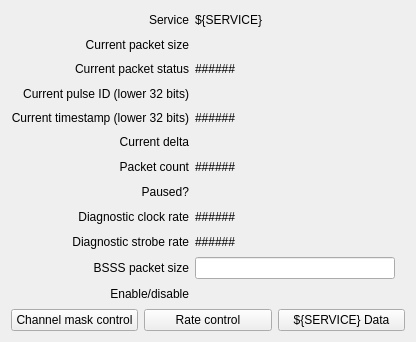
This is bsaDriverApp/pydm/bsssBld_control.ui in slac-epics/bsaDriver as Qt 5 draws it before an edit. The edited form follows.
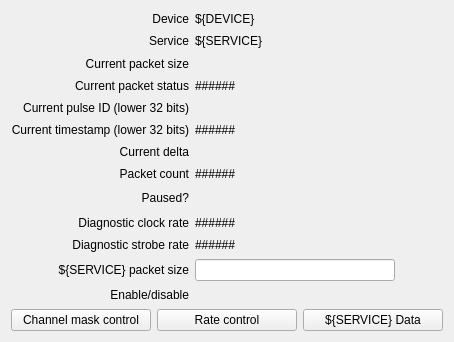
This is the edited form. Custom widgets are drawn as their Qt base class.

Commit message: Add device and corrected service label.

```diff
--- a/bsaDriverApp/pydm/bsssBld_control.ui
+++ b/bsaDriverApp/pydm/bsssBld_control.ui
@@ -6,7 +6,7 @@
    <rect>
     <x>0</x>
     <y>0</y>
-    <width>416</width>
+    <width>454</width>
     <height>342</height>
    </rect>
   </property>
@@ -16,17 +16,60 @@
   <layout class="QVBoxLayout" name="verticalLayout">
    <item>
     <layout class="QGridLayout" name="gridLayout">
+     <item row="2" column="0">
+      <widget class="QLabel" name="label">
+       <property name="text">
+        <string>Current packet size</string>
+       </property>
+       <property name="alignment">
+        <set>Qt::AlignRight|Qt::AlignTrailing|Qt::AlignVCenter</set>
+       </property>
+      </widget>
+     </item>
+     <item row="13" column="0">
+      <widget class="QLabel" name="label_10">
+       <property name="text">
+        <string>Enable/disable</string>
+       </property>
+       <property name="alignment">
+        <set>Qt::AlignRight|Qt::AlignTrailing|Qt::AlignVCenter</set>
+       </property>
+      </widget>
+     </item>
+     <item row="5" column="1">
+      <widget class="PyDMLabel" name="PyDMLabel_3">
+       <property name="toolTip">
+        <string/>
+       </property>
+       <property name="text">
+        <string>######</string>
+       </property>
+       <property name="channel" stdset="0">
+        <string>ca://${DEVICE}:${SERVICE}_ST:CURTSL</string>
+       </property>
+      </widget>
+     </item>
+     <item row="9" column="0">
+      <widget class="QLabel" name="label_8">
+       <property name="text">
+        <string>Diagnostic clock rate</string>
+       </property>
+       <property name="alignment">
+        <set>Qt::AlignRight|Qt::AlignTrailing|Qt::AlignVCenter</set>
+       </property>
+      </widget>
+     </item>
      <item row="6" column="0">
-      <widget class="QLabel" name="label_6">
+      <widget class="QLabel" name="label_7">
        <property name="text">
-        <string>Packet count</string>
+        <string>Current delta</string>
        </property>
        <property name="alignment">
         <set>Qt::AlignRight|Qt::AlignTrailing|Qt::AlignVCenter</set>
        </property>
       </widget>
      </item>
-     <item row="12" column="1">
+     <item row="13" column="1">
       <widget class="PyDMEnumButton" name="PyDMEnumButton">
        <property name="maximumSize">
         <size>
@@ -63,20 +106,10 @@
        </property>
       </widget>
      </item>
-     <item row="5" column="1">
-      <widget class="PyDMLabel" name="PyDMLabel_8">
-       <property name="toolTip">
-        <string/>
-       </property>
-       <property name="channel" stdset="0">
-        <string>ca://${DEVICE}:${SERVICE}_ST:CURDLT</string>
-       </property>
-      </widget>
-     </item>
-     <item row="4" column="0">
-      <widget class="QLabel" name="label_3">
+     <item row="8" column="0">
+      <widget class="QLabel" name="label_5">
        <property name="text">
-        <string>Current timestamp (lower 32 bits)</string>
+        <string>Paused?</string>
        </property>
        <property name="alignment">
         <set>Qt::AlignRight|Qt::AlignTrailing|Qt::AlignVCenter</set>
@@ -84,6 +117,19 @@
       </widget>
      </item>
      <item row="7" column="1">
+      <widget class="PyDMLabel" name="PyDMLabel_7">
+       <property name="toolTip">
+        <string/>
+       </property>
+       <property name="text">
+        <string>######</string>
+       </property>
+       <property name="channel" stdset="0">
+        <string>ca://${DEVICE}:${SERVICE}_ST:PKTCNT</string>
+       </property>
+      </widget>
+     </item>
+     <item row="8" column="1">
       <layout class="QHBoxLayout" name="horizontalLayout">
        <item>
         <widget class="PyDMByteIndicator" name="PyDMByteIndicator">
@@ -113,73 +159,47 @@
        </item>
       </layout>
      </item>
-     <item row="1" column="0">
-      <widget class="QLabel" name="label">
-       <property name="text">
-        <string>Current packet size</string>
-       </property>
-       <property name="alignment">
-        <set>Qt::AlignRight|Qt::AlignTrailing|Qt::AlignVCenter</set>
-       </property>
-      </widget>
-     </item>
-     <item row="11" column="0">
+     <item row="12" column="0">
       <widget class="QLabel" name="label_9">
        <property name="text">
-        <string>BSSS packet size</string>
+        <string>${SERVICE} packet size</string>
        </property>
        <property name="alignment">
         <set>Qt::AlignRight|Qt::AlignTrailing|Qt::AlignVCenter</set>
        </property>
       </widget>
      </item>
-     <item row="9" column="0">
-      <widget class="QLabel" name="label_11">
+     <item row="3" column="0">
+      <widget class="QLabel" name="label_2">
        <property name="text">
-        <string>Diagnostic strobe rate</string>
+        <string>Current packet status</string>
        </property>
        <property name="alignment">
         <set>Qt::AlignRight|Qt::AlignTrailing|Qt::AlignVCenter</set>
        </property>
       </widget>
      </item>
-     <item row="11" column="1">
-      <widget class="PyDMLineEdit" name="PyDMLineEdit">
-       <property name="maximumSize">
-        <size>
-         <width>200</width>
-         <height>16777215</height>
-        </size>
-       </property>
-       <property name="toolTip">
-        <string/>
-       </property>
-       <property name="channel" stdset="0">
-        <string>ca://${DEVICE}:${SERVICE}_CTRL:PKSZ</string>
-       </property>
-      </widget>
-     </item>
      <item row="7" column="0">
-      <widget class="QLabel" name="label_5">
+      <widget class="QLabel" name="label_6">
        <property name="text">
-        <string>Paused?</string>
+        <string>Packet count</string>
        </property>
        <property name="alignment">
         <set>Qt::AlignRight|Qt::AlignTrailing|Qt::AlignVCenter</set>
        </property>
       </widget>
      </item>
-     <item row="8" column="0">
-      <widget class="QLabel" name="label_8">
-       <property name="text">
-        <string>Diagnostic clock rate</string>
+     <item row="2" column="1">
+      <widget class="PyDMLabel" name="PyDMLabel">
+       <property name="toolTip">
+        <string/>
        </property>
-       <property name="alignment">
-        <set>Qt::AlignRight|Qt::AlignTrailing|Qt::AlignVCenter</set>
+       <property name="channel" stdset="0">
+        <string>ca://${DEVICE}:${SERVICE}_ST:CURPKTSZ</string>
        </property>
       </widget>
      </item>
-     <item row="3" column="1">
+     <item row="4" column="1">
       <widget class="PyDMLabel" name="PyDMLabel_4">
        <property name="toolTip">
         <string/>
@@ -189,63 +209,17 @@
        </property>
       </widget>
      </item>
-     <item row="8" column="1">
-      <widget class="PyDMLabel" name="PyDMLabel_6">
-       <property name="toolTip">
-        <string/>
-       </property>
+     <item row="1" column="0">
+      <widget class="QLabel" name="label_12">
        <property name="text">
-        <string>######</string>
+        <string>Service</string>
        </property>
-       <property name="channel" stdset="0">
-        <string>ca://${DEVICE}:${SERVICE}_ST:DGCLKRATE</string>
-       </property>
-      </widget>
-     </item>
-     <item row="5" column="0">
-      <widget class="QLabel" name="label_7">
-       <property name="text">
-        <string>Current delta</string>
-       </property>
        <property name="alignment">
         <set>Qt::AlignRight|Qt::AlignTrailing|Qt::AlignVCenter</set>
        </property>
       </widget>
      </item>
-     <item row="12" column="0">
-      <widget class="QLabel" name="label_10">
-       <property name="text">
-        <string>Enable/disable</string>
-       </property>
-       <property name="alignment">
-        <set>Qt::AlignRight|Qt::AlignTrailing|Qt::AlignVCenter</set>
-       </property>
-      </widget>
-     </item>
-     <item row="6" column="1">
-      <widget class="PyDMLabel" name="PyDMLabel_7">
-       <property name="toolTip">
-        <string/>
-       </property>
-       <property name="text">
-        <string>######</string>
-       </property>
-       <property name="channel" stdset="0">
-        <string>ca://${DEVICE}:${SERVICE}_ST:PKTCNT</string>
-       </property>
-      </widget>
-     </item>
-     <item row="1" column="1">
-      <widget class="PyDMLabel" name="PyDMLabel">
-       <property name="toolTip">
-        <string/>
-       </property>
-       <property name="channel" stdset="0">
-        <string>ca://${DEVICE}:${SERVICE}_ST:CURPKTSZ</string>
-       </property>
-      </widget>
-     </item>
-     <item row="9" column="1">
+     <item row="10" column="1">
       <widget class="PyDMLabel" name="PyDMLabel_10">
        <property name="toolTip">
         <string/>
@@ -258,7 +232,7 @@
        </property>
       </widget>
      </item>
-     <item row="3" column="0">
+     <item row="4" column="0">
       <widget class="QLabel" name="label_4">
        <property name="text">
         <string>Current pulse ID (lower 32 bits)</string>
@@ -268,20 +242,34 @@
        </property>
       </widget>
      </item>
-     <item row="4" column="1">
-      <widget class="PyDMLabel" name="PyDMLabel_3">
-       <property name="toolTip">
-        <string/>
+     <item row="10" column="0">
+      <widget class="QLabel" name="label_11">
+       <property name="text">
+        <string>Diagnostic strobe rate</string>
        </property>
+       <property name="alignment">
+        <set>Qt::AlignRight|Qt::AlignTrailing|Qt::AlignVCenter</set>
+       </property>
+      </widget>
+     </item>
+     <item row="1" column="1">
+      <widget class="QLabel" name="label_13">
        <property name="text">
-        <string>######</string>
+        <string>${SERVICE}</string>
        </property>
-       <property name="channel" stdset="0">
-        <string>ca://${DEVICE}:${SERVICE}_ST:CURTSL</string>
+      </widget>
+     </item>
+     <item row="5" column="0">
+      <widget class="QLabel" name="label_3">
+       <property name="text">
+        <string>Current timestamp (lower 32 bits)</string>
        </property>
+       <property name="alignment">
+        <set>Qt::AlignRight|Qt::AlignTrailing|Qt::AlignVCenter</set>
+       </property>
       </widget>
      </item>
-     <item row="2" column="1">
+     <item row="3" column="1">
       <widget class="PyDMLabel" name="PyDMLabel_2">
        <property name="toolTip">
         <string/>
@@ -294,39 +282,62 @@
        </property>
       </widget>
      </item>
-     <item row="2" column="0">
-      <widget class="QLabel" name="label_2">
+     <item row="9" column="1">
+      <widget class="PyDMLabel" name="PyDMLabel_6">
+       <property name="toolTip">
+        <string/>
+       </property>
        <property name="text">
-        <string>Current packet status</string>
+        <string>######</string>
        </property>
-       <property name="alignment">
-        <set>Qt::AlignRight|Qt::AlignTrailing|Qt::AlignVCenter</set>
+       <property name="channel" stdset="0">
+        <string>ca://${DEVICE}:${SERVICE}_ST:DGCLKRATE</string>
        </property>
       </widget>
      </item>
-     <item row="0" column="1">
-      <widget class="PyDMLabel" name="PyDMLabel_5">
+     <item row="6" column="1">
+      <widget class="PyDMLabel" name="PyDMLabel_8">
        <property name="toolTip">
         <string/>
        </property>
-       <property name="text">
-        <string>${SERVICE}</string>
+       <property name="channel" stdset="0">
+        <string>ca://${DEVICE}:${SERVICE}_ST:CURDLT</string>
        </property>
+      </widget>
+     </item>
+     <item row="12" column="1">
+      <widget class="PyDMLineEdit" name="PyDMLineEdit">
+       <property name="maximumSize">
+        <size>
+         <width>200</width>
+         <height>16777215</height>
+        </size>
+       </property>
+       <property name="toolTip">
+        <string/>
+       </property>
        <property name="channel" stdset="0">
         <string>ca://${DEVICE}:${SERVICE}_ST:CURPKTSZ</string>
        </property>
       </widget>
      </item>
      <item row="0" column="0">
-      <widget class="QLabel" name="label_12">
+      <widget class="QLabel" name="label_14">
        <property name="text">
-        <string>Service</string>
+        <string>Device</string>
        </property>
        <property name="alignment">
         <set>Qt::AlignRight|Qt::AlignTrailing|Qt::AlignVCenter</set>
        </property>
       </widget>
      </item>
+     <item row="0" column="1">
+      <widget class="QLabel" name="label_15">
+       <property name="text">
+        <string>${DEVICE}</string>
+       </property>
+      </widget>
+     </item>
     </layout>
    </item>
    <item>
```
Left out of the diff: 2 changed lines with no effect on the pictures.
